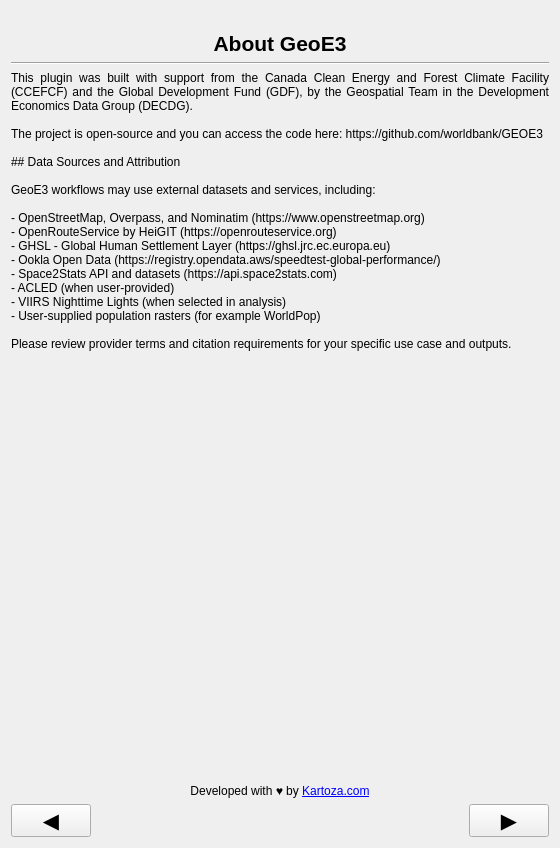
worldbank/GEEST, file geest/ui/credits_panel_base.ui: the form before one commit.
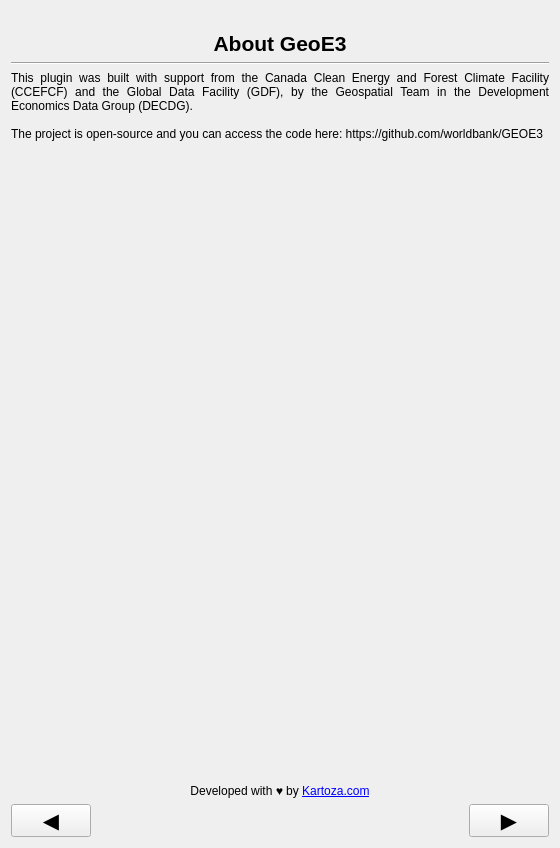
The form after the commit. Icons and pictures are not drawn.

Commit message: fix: temporarily disable layer description overlay

Patch:
```diff
--- a/geest/ui/credits_panel_base.ui
+++ b/geest/ui/credits_panel_base.ui
@@ -197,24 +197,9 @@
           <string notr="true"/>
          </property>
           <property name="text">
-           <string>This plugin was built with support from the Canada Clean Energy and Forest Climate Facility (CCEFCF) and the Global Development Fund (GDF), by the Geospatial Team in the Development Economics Data Group (DECDG).
+           <string>This plugin was built with support from the Canada Clean Energy and Forest Climate Facility (CCEFCF) and the Global Data Facility (GDF), by the Geospatial Team in the Development Economics Data Group (DECDG).
 
-The project is open-source and you can access the code here: https://github.com/worldbank/GEOE3
-
-## Data Sources and Attribution
-
-GeoE3 workflows may use external datasets and services, including:
-
-- OpenStreetMap, Overpass, and Nominatim (https://www.openstreetmap.org)
-- OpenRouteService by HeiGIT (https://openrouteservice.org)
-- GHSL - Global Human Settlement Layer (https://ghsl.jrc.ec.europa.eu)
-- Ookla Open Data (https://registry.opendata.aws/speedtest-global-performance/)
-- Space2Stats API and datasets (https://api.space2stats.com)
-- ACLED (when user-provided)
-- VIIRS Nighttime Lights (when selected in analysis)
-- User-supplied population rasters (for example WorldPop)
-
-Please review provider terms and citation requirements for your specific use case and outputs.</string>
+The project is open-source and you can access the code here: https://github.com/worldbank/GEOE3</string>
           </property>
          <property name="textFormat">
           <enum>Qt::MarkdownText</enum>
```
The commit also changes 5 other files.
